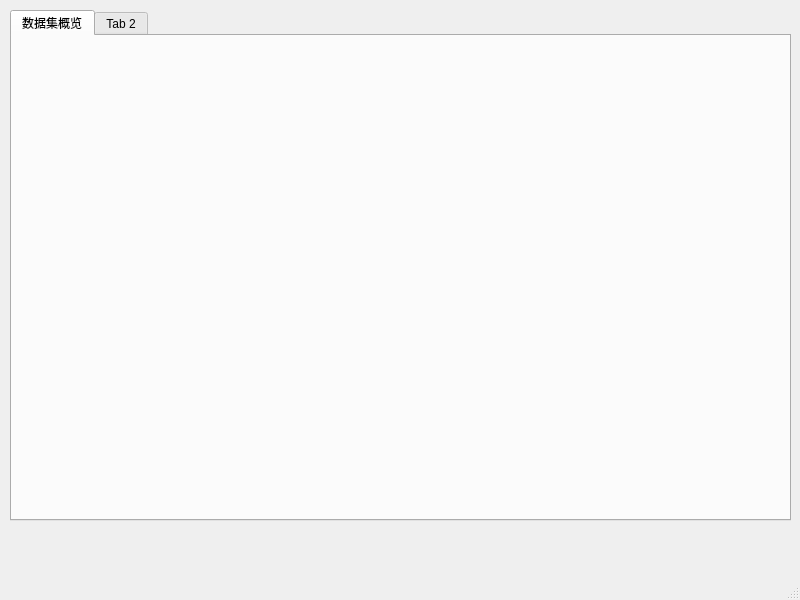
This is ui/uifiles/dataset_view.ui in kslz/sound_dataset_tools2 as Qt 5 draws it before an edit. The edited form follows.
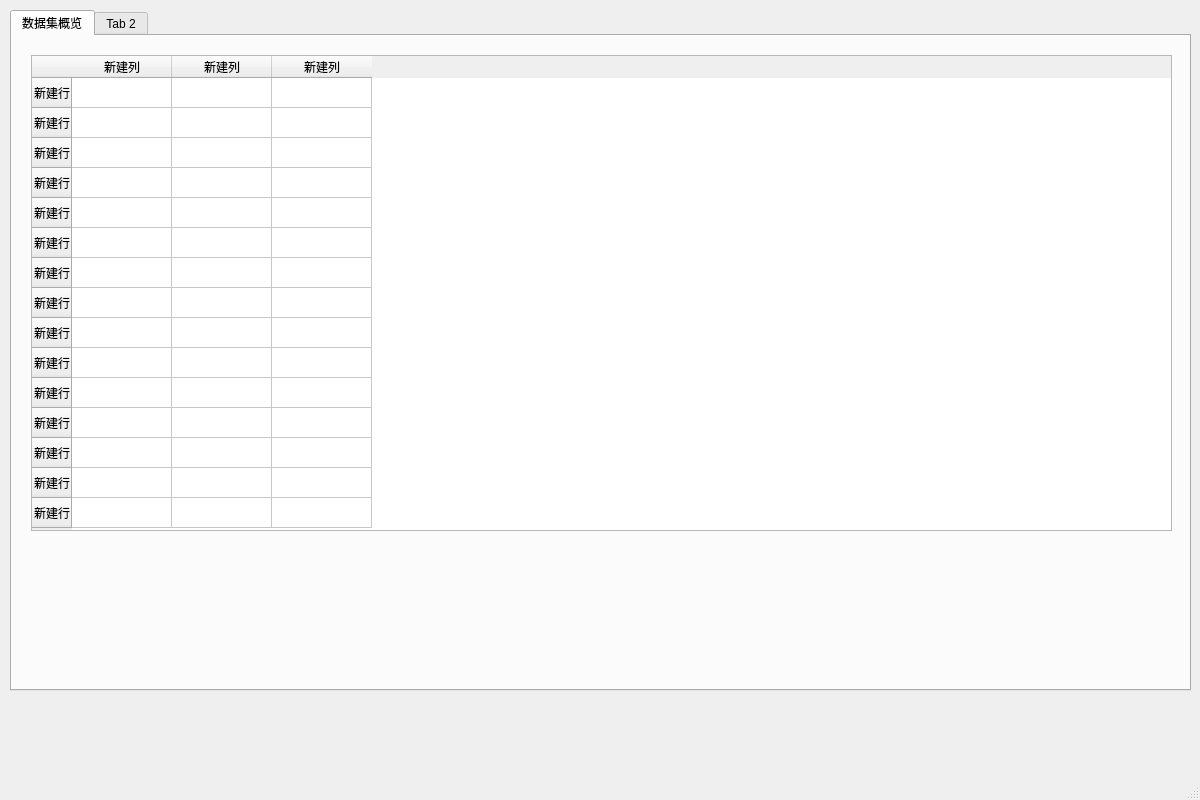
This is the edited form.

Commit message: 设计数据集窗口

```diff
--- a/ui/uifiles/dataset_view.ui
+++ b/ui/uifiles/dataset_view.ui
@@ -6,8 +6,8 @@
    <rect>
     <x>0</x>
     <y>0</y>
-    <width>800</width>
-    <height>600</height>
+    <width>1200</width>
+    <height>800</height>
    </rect>
   </property>
   <property name="windowTitle">
@@ -19,8 +19,8 @@
      <rect>
       <x>10</x>
       <y>10</y>
-      <width>781</width>
-      <height>511</height>
+      <width>1181</width>
+      <height>681</height>
      </rect>
     </property>
     <property name="currentIndex">
@@ -32,7 +32,108 @@
      </attribute>
      <layout class="QVBoxLayout" name="verticalLayout_2">
       <item>
-       <widget class="QWidget" name="widget_2" native="true"/>
+       <widget class="QWidget" name="widget_2" native="true">
+        <widget class="QTableWidget" name="tableWidget">
+         <property name="geometry">
+          <rect>
+           <x>10</x>
+           <y>10</y>
+           <width>1141</width>
+           <height>476</height>
+          </rect>
+         </property>
+         <row>
+          <property name="text">
+           <string>新建行</string>
+          </property>
+         </row>
+         <row>
+          <property name="text">
+           <string>新建行</string>
+          </property>
+         </row>
+         <row>
+          <property name="text">
+           <string>新建行</string>
+          </property>
+         </row>
+         <row>
+          <property name="text">
+           <string>新建行</string>
+          </property>
+         </row>
+         <row>
+          <property name="text">
+           <string>新建行</string>
+          </property>
+         </row>
+         <row>
+          <property name="text">
+           <string>新建行</string>
+          </property>
+         </row>
+         <row>
+          <property name="text">
+           <string>新建行</string>
+          </property>
+         </row>
+         <row>
+          <property name="text">
+           <string>新建行</string>
+          </property>
+         </row>
+         <row>
+          <property name="text">
+           <string>新建行</string>
+          </property>
+         </row>
+         <row>
+          <property name="text">
+           <string>新建行</string>
+          </property>
+         </row>
+         <row>
+          <property name="text">
+           <string>新建行</string>
+          </property>
+         </row>
+         <row>
+          <property name="text">
+           <string>新建行</string>
+          </property>
+         </row>
+         <row>
+          <property name="text">
+           <string>新建行</string>
+          </property>
+         </row>
+         <row>
+          <property name="text">
+           <string>新建行</string>
+          </property>
+         </row>
+         <row>
+          <property name="text">
+           <string>新建行</string>
+          </property>
+         </row>
+         <column>
+          <property name="text">
+           <string>新建列</string>
+          </property>
+         </column>
+         <column>
+          <property name="text">
+           <string>新建列</string>
+          </property>
+         </column>
+         <column>
+          <property name="text">
+           <string>新建列</string>
+          </property>
+         </column>
+        </widget>
+       </widget>
       </item>
      </layout>
     </widget>
```
Left out of the diff: 2 changed lines with no effect on the pictures. The commit also changes 1 other file.
